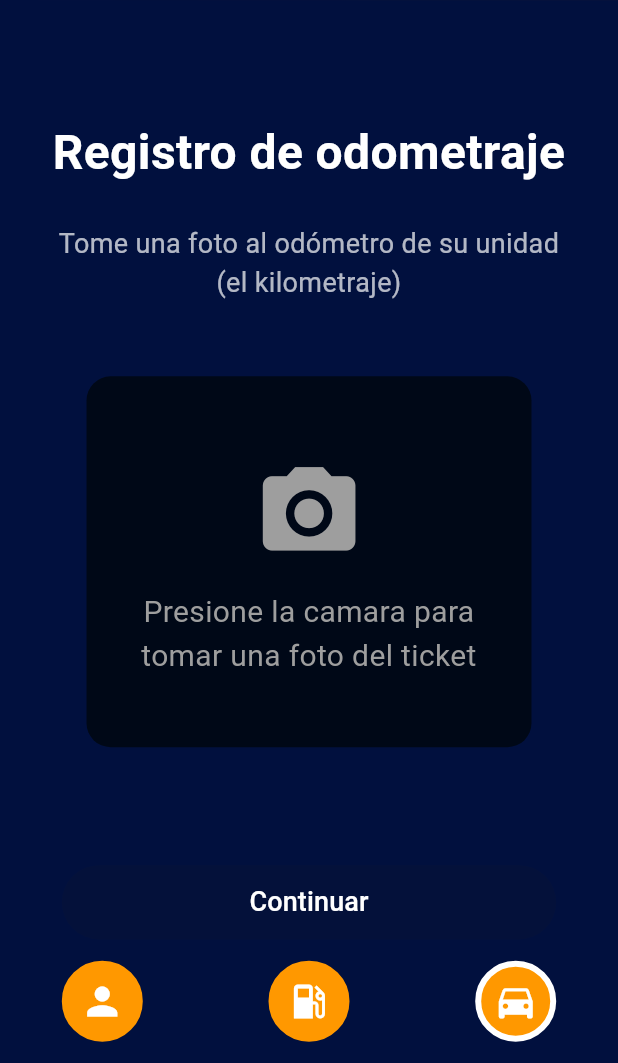
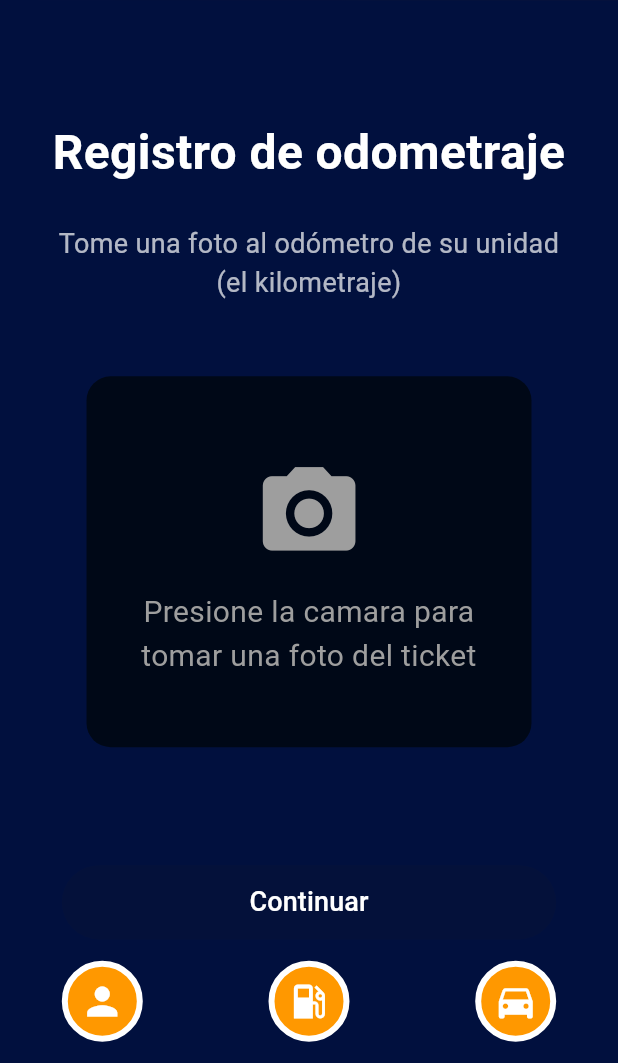
Before and after one commit to maugalcst/gastrack, a Flutter app: the FuelReportFormScreen screen opened directly, swiped to page 4, on a phone screen of 412 x 824 dp, the part 173-1236 px from its top. Run offline on Flutter 3.47's test engine with Material 3 defaults, Android fonts, the phone set to English and light mode, and no system bars; drawn by our look-alikes of auto_size_text; our stand-ins replace cloud_firestore, firebase_auth, firebase_core, firebase_storage, google_fonts, image_picker; accounts and stored records are empty.

Commit message:
se arregló pixel overflown error en form y avance de Javi

```diff
--- a/lib/screens/employee/fuel_report_form_screen.dart
+++ b/lib/screens/employee/fuel_report_form_screen.dart
@@ -35,6 +35,7 @@ class _FuelReportFormScreenState extends State<FuelReportFormScreen> {
     double slider_w = width * 0.8;
 
     return Scaffold(
+      resizeToAvoidBottomInset: false,
       body: Stack(
         children: [
           // Fondo de la aplicación con el color azul rey
@@ -466,7 +467,7 @@ class _FuelReportFormScreenState extends State<FuelReportFormScreen> {
   Widget _buildStepperIcon(IconData icon, int stepIndex) {
     return GestureDetector(
       onTap: () {
-        if (_canMoveTo(stepIndex)) {
+        if (_currentPage >= stepIndex) {
           _pageController.animateToPage(stepIndex, duration: Duration(milliseconds: 300), curve: Curves.ease);
         }
       },
@@ -474,13 +475,13 @@ class _FuelReportFormScreenState extends State<FuelReportFormScreen> {
         decoration: BoxDecoration(
           color: Colors.orange,
           shape: BoxShape.circle,
-          border: Border.all(color: _shouldLight(_currentPage, stepIndex) ? Colors.white : Colors.orange, width: 4), // Cambiar aquí
+          border: Border.all(color: _currentPage >= stepIndex ? Colors.white : Colors.orange, width: 4),
         ),
         padding: EdgeInsets.all(8),
         child: Icon(
           icon,
           size: 30,
-          color: Colors.white, // Cambiar aquí
+          color: Colors.white,
         ),
       ),
     );
```
Also changed, not shown: lib/screens/admin/admin_dashboard_screen.dart (+7 -11 lines).
